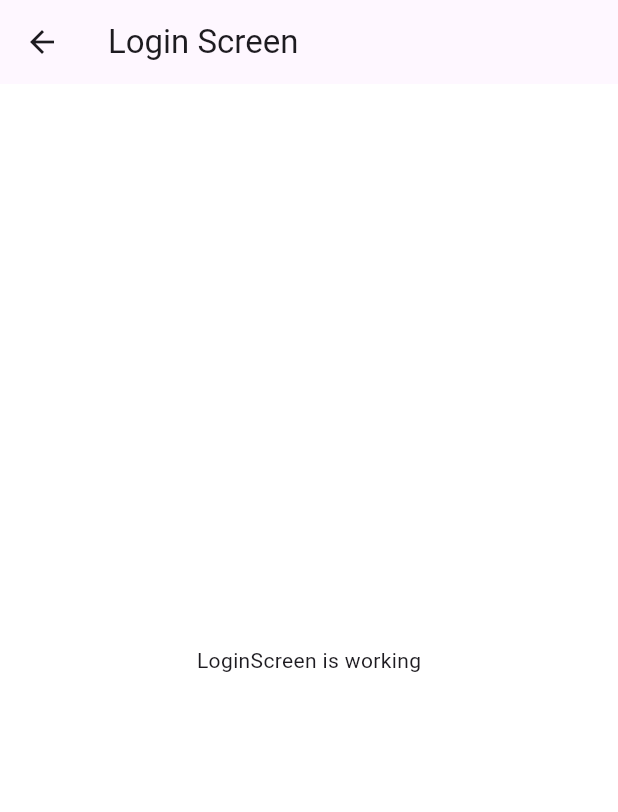
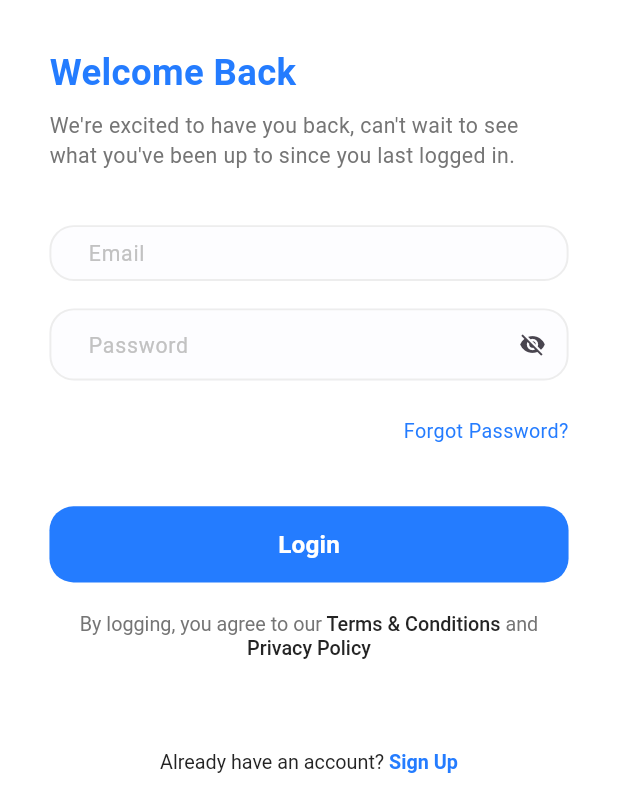
Before and after one commit to RanaElsonbaty/DocDoc, a Flutter app: the screen it shows after launch, after a tap on "Get Started", on a phone screen of 412 x 824 dp. Shown: the top 812 px of the screen. Run offline on Flutter 3.47's test engine with Material 3 defaults, Android fonts, the phone set to English and light mode, and no system bars; our stand-ins replace flutter_screenutil, flutter_svg.

Commit message:
Login screen design

```diff
--- /dev/null
+++ b/lib/core/helpers/spacing.dart
@@ -0,0 +1,5 @@
+import 'package:flutter/cupertino.dart';
+import 'package:flutter_screenutil/flutter_screenutil.dart';
+
+SizedBox verticalSpace(double height)=>SizedBox(height: height.h,);
+SizedBox horizontalSpace(double width)=>SizedBox(height: width.h,);
--- a/lib/core/theming/colors.dart
+++ b/lib/core/theming/colors.dart
@@ -2,5 +2,9 @@ import 'package:flutter/rendering.dart';
 
 class ColorsManager{
   static const Color mainBlue=Color(0xff247CFF);
+  static const Color darkBlue=Color(0xff242424);
   static const Color gray=Color(0xff757575);
+  static const Color lightGray=Color(0xffC2C2C2);
+  static const Color lighterGray=Color(0xffEDEDED);
+  static const Color moreLightGray=Color(0xffFDFDFF);
 }
--- /dev/null
+++ b/lib/core/theming/font_weight_helper.dart
@@ -0,0 +1,12 @@
+import 'dart:ui';
+
+class FontWeightHelper{
+  static const FontWeight thin = FontWeight.w100;
+  static const FontWeight extraLight = FontWeight.w200;
+  static const FontWeight light = FontWeight.w300;
+  static const FontWeight regular = FontWeight.w400;
+  static const FontWeight medium = FontWeight.w500;
+  static const FontWeight semiBold = FontWeight.w600;
+  static const FontWeight bold = FontWeight.w700;
+  static const FontWeight extraBold = FontWeight.w800;
+}
--- a/lib/core/theming/styles.dart
+++ b/lib/core/theming/styles.dart
@@ -1,28 +1,85 @@
 import 'package:doc/core/theming/colors.dart';
+import 'package:doc/core/theming/font_weight_helper.dart';
 import 'package:flutter/material.dart';
 import 'package:flutter_screenutil/flutter_screenutil.dart';
 
 class TextStyles{
-  static TextStyle font24Black700Weight = TextStyle(
+  static TextStyle font24BlackBold = TextStyle(
     fontSize: 24.sp,
-    fontWeight: FontWeight.w700,
+    fontWeight: FontWeightHelper.bold,
     color: Colors.black
   );
 
   static TextStyle font32BlueBold = TextStyle(
       fontSize: 32.sp,
-      fontWeight: FontWeight.bold,
+      fontWeight: FontWeightHelper.bold,
       color: ColorsManager.mainBlue
   );
 
-  static TextStyle font13grayRegular = TextStyle(
+  static TextStyle font24BlueBold = TextStyle(
+      fontSize: 24.sp,
+      fontWeight: FontWeightHelper.bold,
+      color: ColorsManager.mainBlue
+  );
+
+  static TextStyle font13GrayRegular = TextStyle(
       fontSize: 13.sp,
+      fontWeight: FontWeightHelper.regular,
       color: ColorsManager.gray
+  );
+
+  static TextStyle font14GrayRegular = TextStyle(
+      fontSize: 14.sp,
+      fontWeight: FontWeightHelper.regular,
+      color: ColorsManager.gray
+  );
+
+
+  static TextStyle font14LightGrayRegular = TextStyle(
+      fontSize: 14.sp,
+      fontWeight: FontWeightHelper.regular,
+      color: ColorsManager.lightGray
+  );
+
+  static TextStyle font14DarkBlueMedium = TextStyle(
+      fontSize: 14.sp,
+      fontWeight: FontWeightHelper.medium,
+      color: ColorsManager.darkBlue
+  );
+
+  static TextStyle font13DarkBlueRegular = TextStyle(
+      fontSize: 13.sp,
+      fontWeight: FontWeightHelper.regular,
+      color: ColorsManager.darkBlue
+  );
+
+  static TextStyle font13DarkBlueMedium = TextStyle(
+      fontSize: 13.sp,
+      fontWeight: FontWeightHelper.medium,
+      color: ColorsManager.darkBlue
+  );
+
+  static TextStyle font16WhiteMedium = TextStyle(
+      fontSize: 16.sp,
+      fontWeight: FontWeightHelper.medium,
+      color: Colors.white
   );
 
   static TextStyle font16WhiteSemiBold = TextStyle(
       fontSize: 16.sp,
-      fontWeight: FontWeight.w500,
+      fontWeight: FontWeightHelper.semiBold,
       color: Colors.white
   );
+
+  static TextStyle font13BlueRegular = TextStyle(
+      fontSize: 13.sp,
+      fontWeight: FontWeightHelper.regular,
+      color: ColorsManager.mainBlue
+  );
+
+  static TextStyle font13BlueSemiBold = TextStyle(
+      fontSize: 13.sp,
+      fontWeight: FontWeightHelper.semiBold,
+      color: ColorsManager.mainBlue
+  );
 }
--- /dev/null
+++ b/lib/core/widgets/app_text_button.dart
@@ -0,0 +1,58 @@
+import 'package:flutter/material.dart';
+import 'package:flutter_screenutil/flutter_screenutil.dart';
+
+import '../theming/colors.dart';
+
+class AppTextButton extends StatelessWidget {
+  final double? borderRadius;
+  final Color? backgroundColor;
+  final double? horizontalPadding;
+  final double? verticalPadding;
+  final double? buttonWidth;
+  final double? buttonHeight;
+  final String buttonText;
+  final TextStyle textStyle;
+  final VoidCallback onPressed;
+  const AppTextButton({
+    super.key,
+    this.borderRadius,
+    this.backgroundColor,
+    this.horizontalPadding,
+    this.verticalPadding,
+    this.buttonHeight,
+    this.buttonWidth,
+    required this.buttonText,
+    required this.textStyle,
+    required this.onPressed,
+  });
+
+  @override
+  Widget build(BuildContext context) {
+    return TextButton(
+      style: ButtonStyle(
+        shape: MaterialStateProperty.all<RoundedRectangleBorder>(
+          RoundedRectangleBorder(
+            borderRadius: BorderRadius.circular(borderRadius ?? 16.0),
+          ),
+        ),
+        backgroundColor: MaterialStatePropertyAll(
+          backgroundColor ?? ColorsManager.mainBlue,
+        ),
+        padding: MaterialStateProperty.all<EdgeInsets>(
+          EdgeInsets.symmetric(
+            horizontal: horizontalPadding?.w ?? 12.w,
+            vertical: verticalPadding?.h ?? 14.h,
+          ),
+        ),
+        fixedSize: MaterialStateProperty.all(
+          Size(buttonWidth?.w ?? double.maxFinite, buttonHeight ?? 50.h),
+        ),
+      ),
+      onPressed: onPressed,
+      child: Text(
+        buttonText,
+        style: textStyle,
+      ),
+    );
+  }
+}
--- /dev/null
+++ b/lib/core/widgets/app_text_form_field.dart
@@ -0,0 +1,49 @@
+import 'package:doc/core/theming/colors.dart';
+import 'package:doc/core/theming/styles.dart';
+import 'package:flutter/material.dart';
+import 'package:flutter_screenutil/flutter_screenutil.dart';
+
+class AppTextFormField extends StatelessWidget {
+  final EdgeInsetsGeometry? contentPadding;
+  final InputBorder? focusedBorder;
+  final InputBorder? enabledBorder;
+  final TextStyle? inputTextStyle;
+  final TextStyle? hintStyle;
+  final String hintText;
+  final bool? isObscureText;
+  final Widget? suffixIcon;
+  final Color? backgroundColor;
+
+  const AppTextFormField({super.key, this.contentPadding, this.focusedBorder, this.enabledBorder, this.inputTextStyle, this.hintStyle, required this.hintText, this.isObscureText, this.suffixIcon, this.backgroundColor});
+
+  @override
+  Widget build(BuildContext context) {
+    return TextFormField(
+      decoration: InputDecoration(
+        isDense: true,
+        contentPadding: contentPadding ?? EdgeInsets.symmetric(vertical: 8.h,horizontal: 20.w),
+        focusedBorder: focusedBorder ?? OutlineInputBorder(
+          borderSide: const BorderSide(
+            color: ColorsManager.mainBlue,
+            width: 1.3
+          ),
+          borderRadius: BorderRadius.circular(16.r)
+        ),
+        enabledBorder: enabledBorder ??  OutlineInputBorder(
+      borderSide: const BorderSide(
+      color: ColorsManager.lighterGray,
+          width: 1.3
+      ),
+          borderRadius: BorderRadius.circular(16.r)
+        ),
+        hintStyle: hintStyle ?? TextStyles.font14LightGrayRegular,
+        hintText: hintText,
+        suffixIcon: suffixIcon,
+        fillColor: backgroundColor ?? ColorsManager.moreLightGray,
+        filled: true
+      ),
+      obscureText: isObscureText ?? false,
+      style: inputTextStyle ?? TextStyles.font14DarkBlueMedium,
+    );
+  }
+}
--- a/lib/features/login/ui/login_screen.dart
+++ b/lib/features/login/ui/login_screen.dart
@@ -1,17 +1,79 @@
+import 'package:doc/core/helpers/spacing.dart';
+import 'package:doc/core/theming/styles.dart';
+import 'package:doc/core/widgets/app_text_button.dart';
+import 'package:doc/core/widgets/app_text_form_field.dart';
+import 'package:doc/features/login/ui/widgets/already_have_account_text.dart';
+import 'package:doc/features/login/ui/widgets/terms_and_conditions_text.dart';
 import 'package:flutter/material.dart';
+import 'package:flutter_screenutil/flutter_screenutil.dart';
 
-class LoginScreen extends StatelessWidget {
+class LoginScreen extends StatefulWidget {
   const LoginScreen({super.key});
 
   @override
+  State<LoginScreen> createState() => _LoginScreenState();
+}
+
+class _LoginScreenState extends State<LoginScreen> {
+  final formKey = GlobalKey<FormState>();
+  bool isObscureText = true;
+  @override
   Widget build(BuildContext context) {
-    return Scaffold(
-      appBar: AppBar(
-        title: const Text("Login Screen"),
+    return  SafeArea(
+      child: Scaffold(
+        body: Padding(
+          padding: EdgeInsets.symmetric(horizontal: 30.w,vertical: 30.h),
+          child: SingleChildScrollView(
+            child: Column(
+              crossAxisAlignment: CrossAxisAlignment.start,
+              children: [
+                Text("Welcome Back",
+                style: TextStyles.font24BlueBold,
+                ),
+                verticalSpace(8),
+                Text("We're excited to have you back, can't wait to see what you've been up to since you last logged in.",
+                  style: TextStyles.font14GrayRegular,
+                ),
+                verticalSpace(36),
+                Form(
+                    key: formKey,
+                    child: Column(
+                    children: [
+                    const AppTextFormField(hintText: "Email",),
+                      verticalSpace(18),
+                       AppTextFormField(
+                        hintText: "Password",
+                      isObscureText: isObscureText,
+                       suffixIcon: GestureDetector(
+                         onTap: (){
+                           setState(() {
+                             isObscureText = ! isObscureText;
+                           });
+                         },
+                           child: Icon(isObscureText ? Icons.visibility_off : Icons.visibility)),),
+                      verticalSpace(24),
+                       Align(
+                        alignment: AlignmentDirectional.centerEnd,
+                          child: Text("Forgot Password?",
+                          style: TextStyles.font13BlueRegular,)
+                      ),
+                      verticalSpace(40),
+                      AppTextButton(
+                        buttonText: 'Login',
+                        textStyle: TextStyles.font16WhiteSemiBold,
+                        onPressed: () {},),
+                      verticalSpace(16),
+                      const TermsAndConditionsText(),
+                      verticalSpace(60),
+                      const AlreadyHaveAccountText()
 
+                    ],
+                ))
+              ],
+            ),
+          ),
+        ),
       ),
-      body: const Center(
-          child: Text("LoginScreen is working")),
     );
   }
 }
--- /dev/null
+++ b/lib/features/login/ui/widgets/already_have_account_text.dart
@@ -0,0 +1,25 @@
+import 'package:doc/core/theming/styles.dart';
+import 'package:flutter/material.dart';
+
+class AlreadyHaveAccountText extends StatelessWidget {
+  const AlreadyHaveAccountText({super.key});
+
+  @override
+  Widget build(BuildContext context) {
+    return RichText(
+      textAlign: TextAlign.center,
+        text: TextSpan(
+         children: [
+           TextSpan(
+               text: 'Already have an account?',
+               style: TextStyles.font13DarkBlueRegular
+           ),
+           TextSpan(
+               text: ' Sign Up',
+               style: TextStyles.font13BlueSemiBold
+           )
+         ]
+        )
+    );
+  }
+}
--- /dev/null
+++ b/lib/features/login/ui/widgets/terms_and_conditions_text.dart
@@ -0,0 +1,34 @@
+import 'package:flutter/material.dart';
+
+import '../../../../core/theming/styles.dart';
+
+class TermsAndConditionsText extends StatelessWidget {
+  const TermsAndConditionsText({super.key});
+
+  @override
+  Widget build(BuildContext context) {
+    return RichText(
+      textAlign: TextAlign.center,
+      text: TextSpan(
+        children: [
+          TextSpan(
+            text: 'By logging, you agree to our',
+            style: TextStyles.font13GrayRegular,
+          ),
+          TextSpan(
+            text: ' Terms & Conditions',
+            style: TextStyles.font13DarkBlueMedium,
+          ),
+          TextSpan(
+            text: ' and',
+            style: TextStyles.font13GrayRegular.copyWith(height: 1.5),
+          ),
+          TextSpan(
+            text: ' Privacy Policy',
+            style: TextStyles.font13DarkBlueMedium,
+          ),
+        ],
+      ),
+    );
+  }
+}
--- a/lib/features/onboarding/onboarding_screen.dart
+++ b/lib/features/onboarding/onboarding_screen.dart
@@ -28,7 +28,7 @@ class OnboardingScreen extends StatelessWidget {
                       children: [
                         Text(
                           "Manage and schedule all of your medical appointments easily with Docdoc to get a new experience.",
-                        style: TextStyles.font13grayRegular,
+                        style: TextStyles.font13GrayRegular,
                         textAlign: TextAlign.center,),
                         SizedBox(height: 30.h,),
                         const GetStartedButton()
--- a/lib/features/onboarding/widgets/doc_logo_and_name.dart
+++ b/lib/features/onboarding/widgets/doc_logo_and_name.dart
@@ -15,7 +15,7 @@ class DocLogoAndName extends StatelessWidget {
         SizedBox(width:10.w),
         Text(
           "DocDoc",
-          style: TextStyles.font24Black700Weight)
+          style: TextStyles.font24BlackBold)
       ],
     );
   }
--- a/lib/features/onboarding/widgets/get_started_button.dart
+++ b/lib/features/onboarding/widgets/get_started_button.dart
@@ -27,7 +27,7 @@ class GetStartedButton extends StatelessWidget {
         ),
         child: Text(
           "Get Started",
-           style: TextStyles.font16WhiteSemiBold,
+           style: TextStyles.font16WhiteMedium,
         ));
   }
 }
```
